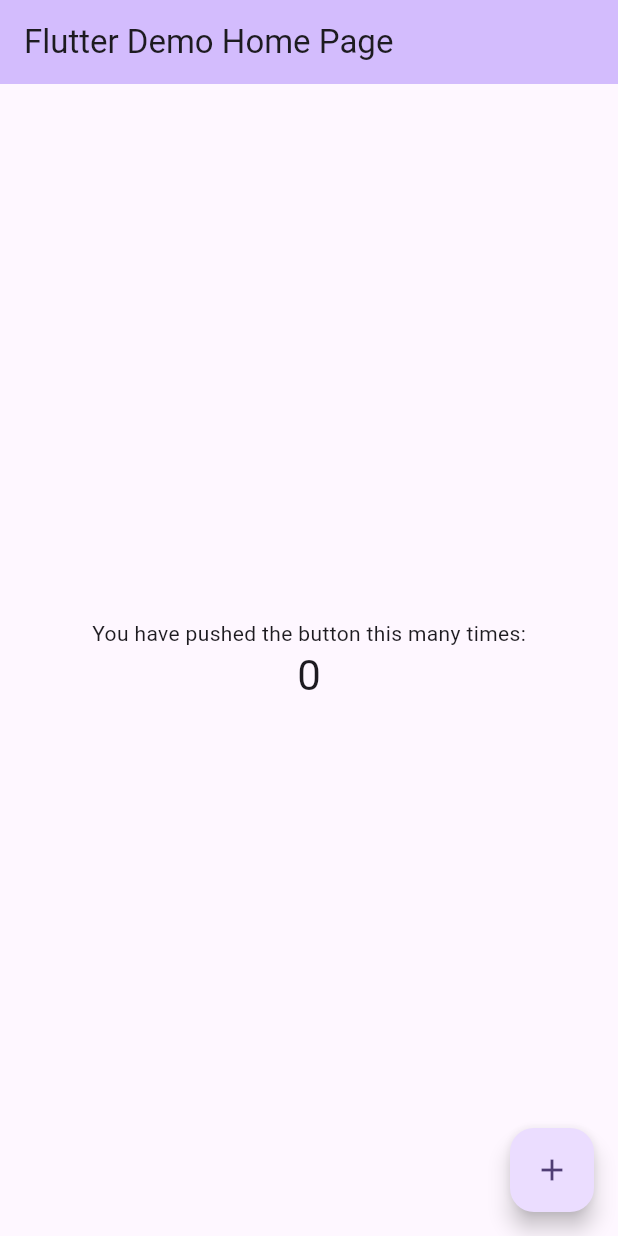
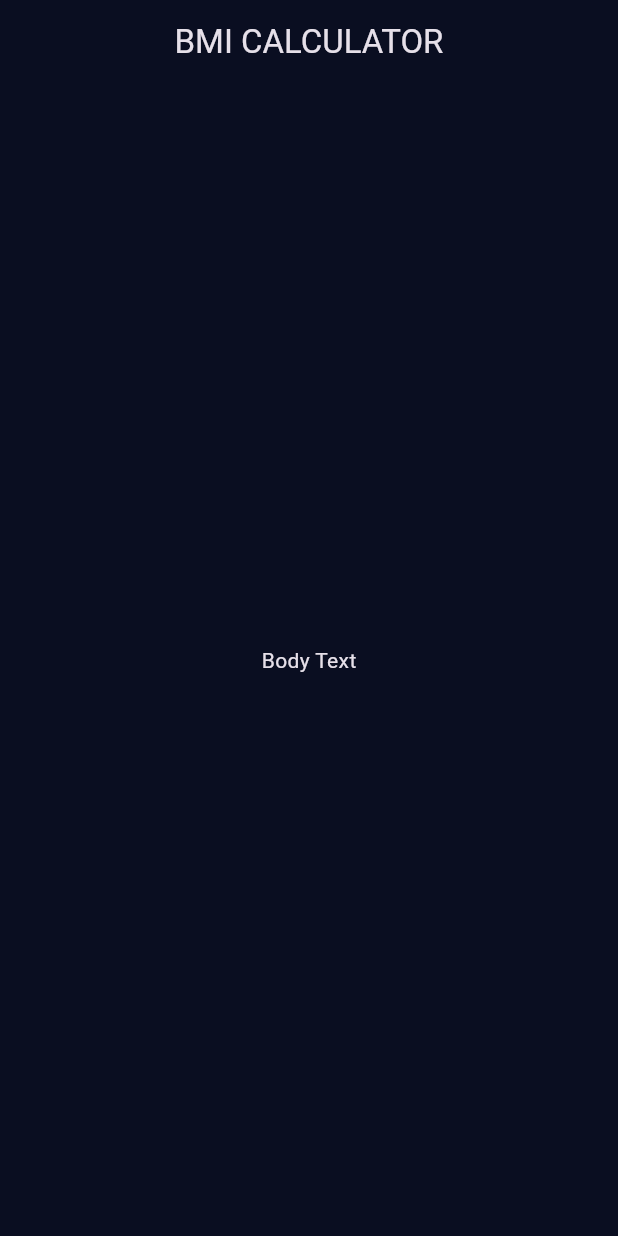
Before and after one commit to Mohanish-25/bmi_calculator, a Flutter app: the screen it shows after launch, on a phone screen of 412 x 824 dp. Run offline on Flutter 3.47's test engine with Material 3 defaults, Android fonts, the phone set to English and light mode, and no system bars.

Commit message:
Project initialized

```diff
--- a/lib/input_page.dart
+++ b/lib/input_page.dart
@@ -0,0 +1,20 @@
+import 'package:flutter/material.dart';
+
+class InputPage extends StatefulWidget {
+  @override
+  _InputPageState createState() => _InputPageState();
+}
+
+class _InputPageState extends State<InputPage> {
+  @override
+  Widget build(BuildContext context) {
+    return Scaffold(
+      appBar: AppBar(
+        title: Center(child: Text('BMI CALCULATOR')),
+      ),
+      body: Center(
+        child: Text('Body Text'),
+      ),
+    );
+  }
+}
--- a/lib/main.dart
+++ b/lib/main.dart
@@ -1,125 +1,20 @@
 import 'package:flutter/material.dart';
+import 'input_page.dart';
 
-void main() {
-  runApp(const MyApp());
-}
+void main() => runApp(BMICalculator());
 
-class MyApp extends StatelessWidget {
-  const MyApp({super.key});
-
-  // This widget is the root of your application.
+class BMICalculator extends StatelessWidget {
   @override
   Widget build(BuildContext context) {
     return MaterialApp(
-      title: 'Flutter Demo',
-      theme: ThemeData(
-        // This is the theme of your application.
-        //
-        // TRY THIS: Try running your application with "flutter run". You'll see
-        // the application has a purple toolbar. Then, without quitting the app,
-        // try changing the seedColor in the colorScheme below to Colors.green
-        // and then invoke "hot reload" (save your changes or press the "hot
-        // reload" button in a Flutter-supported IDE, or press "r" if you used
-        // the command line to start the app).
-        //
-        // Notice that the counter didn't reset back to zero; the application
-        // state is not lost during the reload. To reset the state, use hot
-        // restart instead.
-        //
-        // This works for code too, not just values: Most code changes can be
-        // tested with just a hot reload.
-        colorScheme: ColorScheme.fromSeed(seedColor: Colors.deepPurple),
-        useMaterial3: true,
+      theme: ThemeData.dark().copyWith(
+        primaryColor: Color(0xFF0A0E21),
+        scaffoldBackgroundColor: Color(0xFF0A0E21),
+        appBarTheme: AppBarTheme(
+          color: Color(0xFF0A0E21),
+        ),
       ),
-      home: const MyHomePage(title: 'Flutter Demo Home Page'),
+      home: InputPage(),
     );
   }
 }
-
-class MyHomePage extends StatefulWidget {
-  const MyHomePage({super.key, required this.title});
-
-  // This widget is the home page of your application. It is stateful, meaning
-  // that it has a State object (defined below) that contains fields that affect
-  // how it looks.
-
-  // This class is the configuration for the state. It holds the values (in this
-  // case the title) provided by the parent (in this case the App widget) and
-  // used by the build method of the State. Fields in a Widget subclass are
-  // always marked "final".
-
-  final String title;
-
-  @override
-  State<MyHomePage> createState() => _MyHomePageState();
-}
-
-class _MyHomePageState extends State<MyHomePage> {
-  int _counter = 0;
-
-  void _incrementCounter() {
-    setState(() {
-      // This call to setState tells the Flutter framework that something has
-      // changed in this State, which causes it to rerun the build method below
-      // so that the display can reflect the updated values. If we changed
-      // _counter without calling setState(), then the build method would not be
-      // called again, and so nothing would appear to happen.
-      _counter++;
-    });
-  }
-
-  @override
-  Widget build(BuildContext context) {
-    // This method is rerun every time setState is called, for instance as done
-    // by the _incrementCounter method above.
-    //
-    // The Flutter framework has been optimized to make rerunning build methods
-    // fast, so that you can just rebuild anything that needs updating rather
-    // than having to individually change instances of widgets.
-    return Scaffold(
-      appBar: AppBar(
-        // TRY THIS: Try changing the color here to a specific color (to
-        // Colors.amber, perhaps?) and trigger a hot reload to see the AppBar
-        // change color while the other colors stay the same.
-        backgroundColor: Theme.of(context).colorScheme.inversePrimary,
-        // Here we take the value from the MyHomePage object that was created by
-        // the App.build method, and use it to set our appbar title.
-        title: Text(widget.title),
-      ),
-      body: Center(
-        // Center is a layout widget. It takes a single child and positions it
-        // in the middle of the parent.
-        child: Column(
-          // Column is also a layout widget. It takes a list of children and
-          // arranges them vertically. By default, it sizes itself to fit its
-          // children horizontally, and tries to be as tall as its parent.
-          //
-          // Column has various properties to control how it sizes itself and
-          // how it positions its children. Here we use mainAxisAlignment to
-          // center the children vertically; the main axis here is the vertical
-          // axis because Columns are vertical (the cross axis would be
-          // horizontal).
-          //
-          // TRY THIS: Invoke "debug painting" (choose the "Toggle Debug Paint"
-          // action in the IDE, or press "p" in the console), to see the
-          // wireframe for each widget.
-          mainAxisAlignment: MainAxisAlignment.center,
-          children: <Widget>[
-            const Text(
-              'You have pushed the button this many times:',
-            ),
-            Text(
-              '$_counter',
-              style: Theme.of(context).textTheme.headlineMedium,
-            ),
-          ],
-        ),
-      ),
-      floatingActionButton: FloatingActionButton(
-        onPressed: _incrementCounter,
-        tooltip: 'Increment',
-        child: const Icon(Icons.add),
-      ), // This trailing comma makes auto-formatting nicer for build methods.
-    );
-  }
-}
```
Also changed, not shown: 15 other files.
